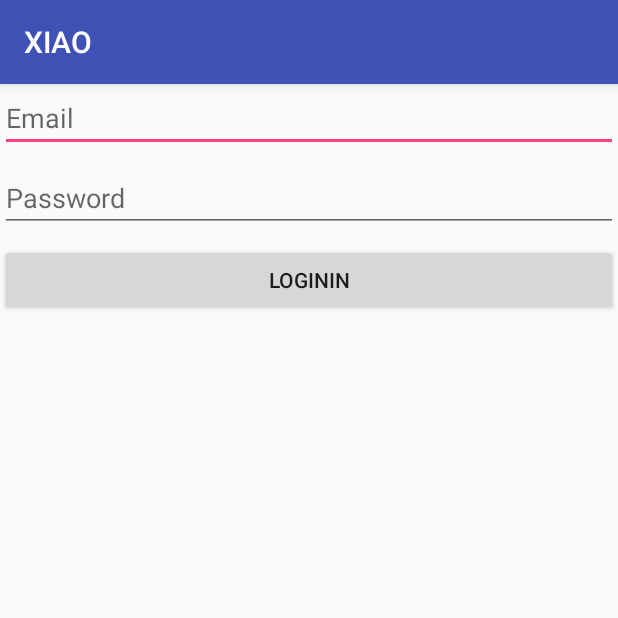
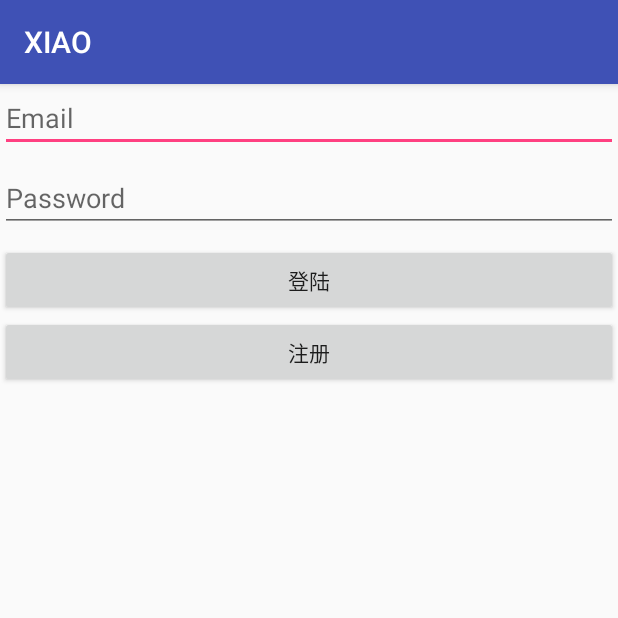
Before and after one commit to wuqiang5733/XI5AO, an Android app: the LoginActivity screen opened directly, with no data from a screen before it, on a phone screen of 412 x 824 dp, the top half of it. Run offline under Robolectric (Android 15) with nearby library versions, the phone set to English and light mode, and no system bars; libraries missing offline, so code that uses them is left out: com.wilddog.wilddogauth; 2 statements that could not run were skipped.

```diff
--- a/app/build.gradle
+++ b/app/build.gradle
@@ -56,11 +56,12 @@ dependencies {
     compile 'com.android.support:recyclerview-v7:25.1.0'
     compile 'com.android.support.constraint:constraint-layout:1.0.2'
     compile 'com.wilddog.client:wilddog-sync-android:2.2.0'
+    compile 'com.wilddog.client:wilddog-auth-android:2.0.5'
     compile 'org.greenrobot:eventbus:3.0.0'
     compile 'com.squareup.picasso:picasso:2.5.2'
     compile 'com.squareup.retrofit:retrofit:1.9.0'
-    compile 'io.reactivex.rxjava2:rxandroid:2.0.1'
+//    compile 'io.reactivex.rxjava2:rxandroid:2.0.1'
 // Because RxAndroid releases are few and far between, it is recommended you also
 // explicitly depend on RxJava's latest version for bug fixes and new features.
-    compile 'io.reactivex.rxjava2:rxjava:2.0.1'
+//    compile 'io.reactivex.rxjava2:rxjava:2.0.1'
 }
--- a/app/src/main/res/layout/activity_login.xml
+++ b/app/src/main/res/layout/activity_login.xml
@@ -4,6 +4,7 @@
     android:layout_height="match_parent">
 
     <EditText
+        android:id="@+id/login_email"
         android:layout_width="match_parent"
         android:layout_height="wrap_content"
         android:hint="Email"
@@ -12,6 +13,7 @@
         />
 
     <EditText
+        android:id="@+id/login_password"
         android:layout_width="match_parent"
         android:layout_height="wrap_content"
         android:hint="Password"
@@ -23,7 +25,14 @@
         android:id="@+id/login_button"
         android:layout_width="match_parent"
         android:layout_height="wrap_content"
-        android:text="LoginIn"
+        android:text="登陆"
+        />
+
+    <Button
+        android:id="@+id/register_button"
+        android:layout_width="match_parent"
+        android:layout_height="wrap_content"
+        android:text="注册"
         />
 
 </LinearLayout>
```
Also changed, not shown: app/src/main/java/org/xuxiaoxiao/xiao/login/LoginActivity.java (+53 -0 lines).
